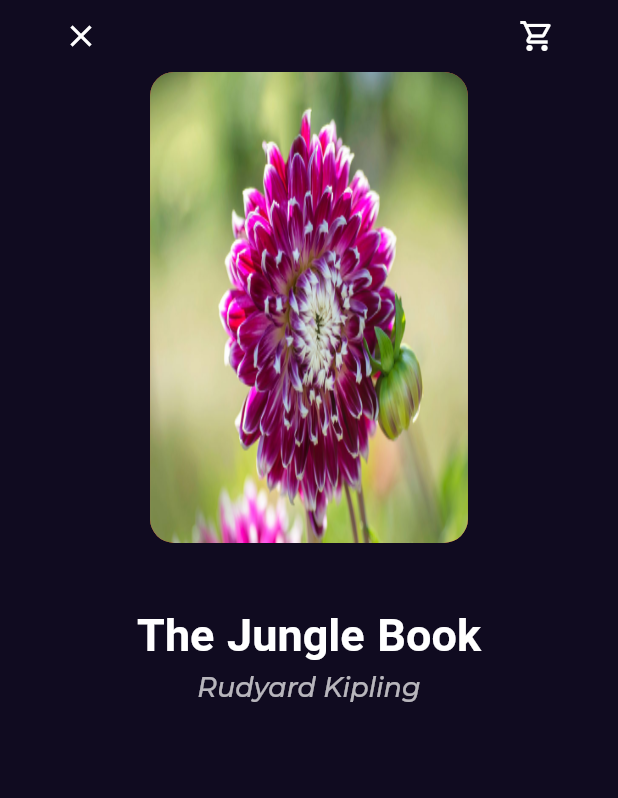
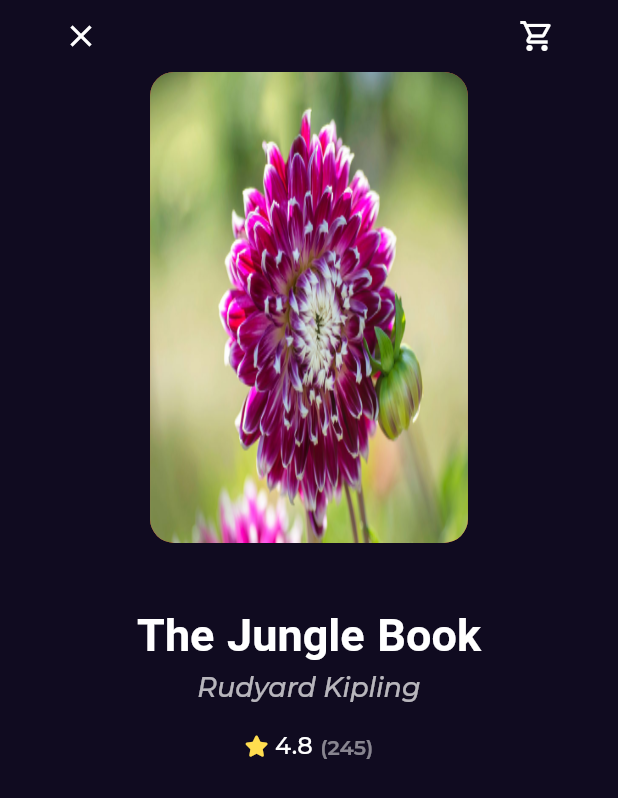
Before and after one commit to AhmedGamal97/bookly_app, a Flutter app: the screen it shows after launch, after a tap on "Harry Potter and the Goblet of Fire", on a phone screen of 412 x 824 dp. Shown: the top 798 px of the screen. Run offline on Flutter 3.47's test engine with Material 2 defaults, Android fonts, the phone set to English and light mode, and no system bars; our stand-ins replace font_awesome_flutter, go_router, google_fonts.

Commit message:
add rating to book details

```diff
--- a/lib/features/Home/presentation/views/widget/book_details_viewbody.dart
+++ b/lib/features/Home/presentation/views/widget/book_details_viewbody.dart
@@ -1,4 +1,5 @@
 import 'package:bookly_app/core/uitls/styles.dart';
+import 'package:bookly_app/features/Home/presentation/views/widget/book_rating.dart';
 import 'package:bookly_app/features/Home/presentation/views/widget/custom_book_image.dart';
 import 'package:flutter/material.dart';
 
@@ -37,6 +38,12 @@ class BookDetailsViewBody extends StatelessWidget {
                   fontStyle: FontStyle.italic, fontWeight: FontWeight.w500),
             ),
           ),
+          const SizedBox(
+            height: 18,
+          ),
+          const BookRating(
+            mainAxisAlignment: MainAxisAlignment.center,
+          ),
         ],
       ),
     );
--- a/lib/features/Home/presentation/views/widget/book_rating.dart
+++ b/lib/features/Home/presentation/views/widget/book_rating.dart
@@ -4,14 +4,18 @@ import 'package:font_awesome_flutter/font_awesome_flutter.dart';
 import '../../../../../core/uitls/styles.dart';
 
 class BookRating extends StatelessWidget {
-  const BookRating({super.key});
+  const BookRating(
+      {super.key, this.mainAxisAlignment = MainAxisAlignment.start});
 
+  final MainAxisAlignment mainAxisAlignment;
   @override
   Widget build(BuildContext context) {
     return Row(
+      mainAxisAlignment: mainAxisAlignment,
       children: [
         const Icon(
           FontAwesomeIcons.solidStar,
+          size: 14,
           color: Color(0xffFFDD4F),
         ),
         const SizedBox(
@@ -24,9 +28,12 @@ class BookRating extends StatelessWidget {
         const SizedBox(
           width: 5,
         ),
-        Text(
-          '(245)',
-          style: Styles.textStyle14.copyWith(color: const Color(0xff707070)),
+        Opacity(
+          opacity: .5,
+          child: Text(
+            '(245)',
+            style: Styles.textStyle14.copyWith(fontWeight: FontWeight.w600),
+          ),
         )
       ],
     );
```
